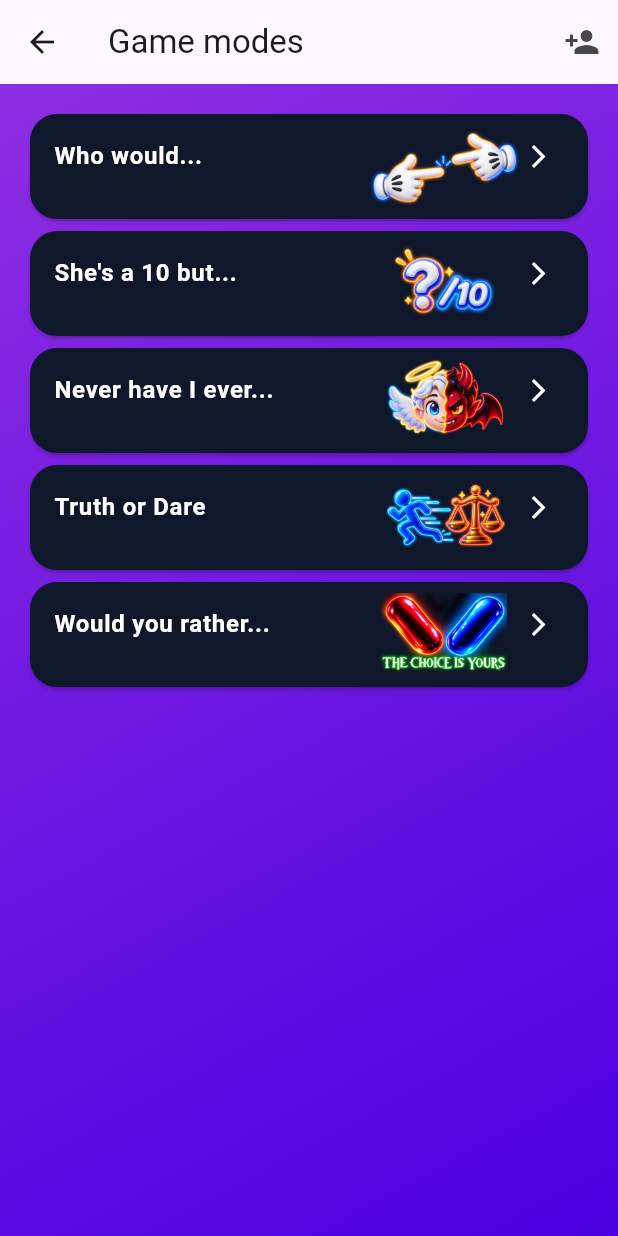
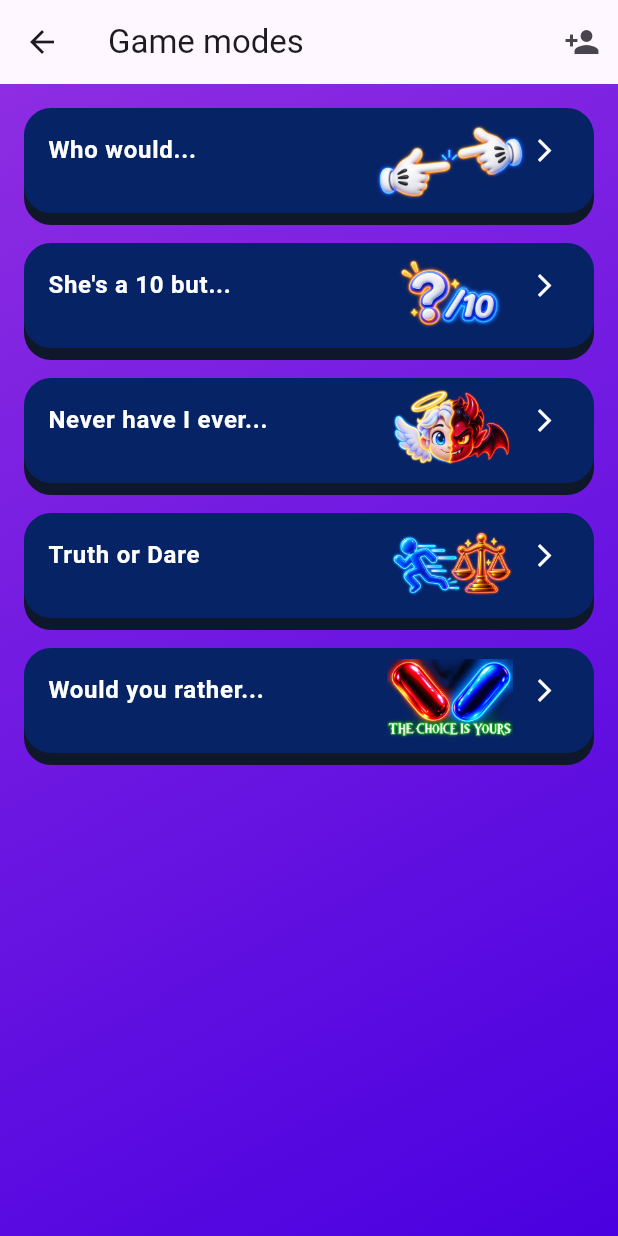
Before and after one commit to Walie-Matthieu/West-Fun, a Flutter app: the ModeSelectionScreen screen opened directly with empty values, on a phone screen of 412 x 824 dp. Run offline on Flutter 3.47's test engine with Material 3 defaults, Android fonts, the phone set to English and light mode, and no system bars; our stand-ins replace image_picker.

Commit message:
Button effect on Game modes

```diff
--- a/lib/screens/mode_selection_screen.dart
+++ b/lib/screens/mode_selection_screen.dart
@@ -1,12 +1,12 @@
 import 'dart:typed_data';
 
 import 'package:flutter/material.dart';
-import 'package:west_fun/widgets/west_buttons.dart';
 import 'package:west_fun/l10n/app_text.dart';
 import 'package:west_fun/models/game_models.dart';
 import 'package:west_fun/screens/gameplay_screen.dart';
 import 'package:west_fun/widgets/app_gradient_background.dart';
 import 'package:west_fun/widgets/player_roster_editor.dart';
+import 'package:west_fun/widgets/west_buttons.dart';
 
 class ModeSelectionScreen extends StatefulWidget {
   const ModeSelectionScreen({
@@ -25,6 +25,9 @@ class ModeSelectionScreen extends StatefulWidget {
 }
 
 class _ModeSelectionScreenState extends State<ModeSelectionScreen> {
+  static const Color _modePlatformColor = Color(0xFF0F172A); // Couleur de fond du "platform" du bouton de sélection de mode
+  static const Color _modeButtonColor = Color.fromARGB(255, 6, 35, 102); // Couleur de fond du bouton de sélection de mode
+
   late final PlayerRosterController _roster;
 
   @override
@@ -36,12 +39,13 @@ class _ModeSelectionScreenState extends State<ModeSelectionScreen> {
       onChanged: () => setState(() {}),
     );
   }
+
   Widget _buildModeTrailingIcon(GameMode mode) {
     if (mode == GameMode.whoWould) {
       return Image.asset(
         'assets/images/main_mickey.png',
-        width: 100,   // Largeur image qui pourrait
-        height: 100, // hauteur image qui pourrait
+        width: 100,
+        height: 100,
         fit: BoxFit.contain,
       );
     }
@@ -49,8 +53,8 @@ class _ModeSelectionScreenState extends State<ModeSelectionScreen> {
     if (mode == GameMode.shesA10But) {
       return Image.asset(
         'assets/images/shes_a_ten.png',
-        width: 100,   // Largeur image c'est une 10 mais
-        height: 100, // Hauteur image c'est une 10 mais
+        width: 100,
+        height: 100,
         fit: BoxFit.contain,
       );
     }
@@ -58,8 +62,8 @@ class _ModeSelectionScreenState extends State<ModeSelectionScreen> {
     if (mode == GameMode.neverHaveIEver) {
       return Image.asset(
         'assets/images/never_I_have_ever.png',
-        width: 100,   // Largeur image je n'ai jamais
-        height: 100, // Hauteur image je n'ai jamais
+        width: 100,
+        height: 100,
         fit: BoxFit.contain,
       );
     }
@@ -67,8 +71,8 @@ class _ModeSelectionScreenState extends State<ModeSelectionScreen> {
     if (mode == GameMode.truthOrDare) {
       return Image.asset(
         'assets/images/truth_or_dare.png',
-        width: 100,   // Largeur image Action/Vérité
-        height: 100, // Hauteur image Action/Vérité
+        width: 100,
+        height: 100,
         fit: BoxFit.contain,
       );
     }
@@ -76,8 +80,8 @@ class _ModeSelectionScreenState extends State<ModeSelectionScreen> {
     if (mode == GameMode.wouldYouRather) {
       return Image.asset(
         'assets/images/would_you_rather.png',
-        width: 100,   // Largeur image Matrix
-        height: 100, // Hauteur image Matrix
+        width: 100,
+        height: 100,
         fit: BoxFit.contain,
       );
     }
@@ -105,13 +109,25 @@ class _ModeSelectionScreenState extends State<ModeSelectionScreen> {
           padding: const EdgeInsets.all(16),
           children: [
             for (final mode in GameMode.values)
-              Card(
-                color: const Color(0xFF0F172A),
-                shape: RoundedRectangleBorder(
-                  borderRadius: BorderRadius.circular(18),
+              Padding(
+                padding: const EdgeInsets.only(bottom: 12),
+                child: _ModePhysicalCard(
+                  platformColor: _modePlatformColor,
+                  buttonColor: _modeButtonColor,
+                  onPressed: () {
+                    Navigator.of(context).push(
+                      MaterialPageRoute(
+                        builder: (_) => GameplayScreen(
+                          playerNames: _roster.names,
+                          playerAvatars: _roster.avatars,
+                          mode: mode,
+                          theme: widget.theme,
                         ),
+                      ),
+                    );
+                  },
                   child: SizedBox(
-                  height: 70, // changer la taille de la carte pour s'adapter à l'image
+                    height: 70,
                     child: ListTile(
                       title: Text(
                         mode.label,
@@ -124,27 +140,18 @@ class _ModeSelectionScreenState extends State<ModeSelectionScreen> {
                         mainAxisSize: MainAxisSize.min,
                         children: [
                           Transform.translate(
-                        offset: const Offset(0, 7), // Ajuster la position verticale de l'image
+                            offset: const Offset(0, 7),
                             child: _buildModeTrailingIcon(mode),
                           ),
                           const SizedBox(width: 4),
-                      const Icon(Icons.arrow_forward_ios, color: Colors.white, size: 18),
+                          const Icon(
+                            Icons.arrow_forward_ios,
+                            color: Colors.white,
+                            size: 18,
+                          ),
                         ],
                       ),
-                  textColor: Colors.white,
-                  iconColor: Colors.white,
-                  onTap: () {
-                    Navigator.of(context).push(
-                      MaterialPageRoute(
-                        builder: (_) => GameplayScreen(
-                          playerNames: _roster.names,
-                          playerAvatars: _roster.avatars,
-                          mode: mode,
-                          theme: widget.theme,
                     ),
-                      ),
-                    );
-                    },
                   ),
                 ),
               ),
@@ -154,3 +161,89 @@ class _ModeSelectionScreenState extends State<ModeSelectionScreen> {
     );
   }
 }
+
+class _ModePhysicalCard extends StatefulWidget {
+  const _ModePhysicalCard({
+    required this.onPressed,
+    required this.child,
+    required this.platformColor,
+    required this.buttonColor,
+  });
+
+  final VoidCallback onPressed;
+  final Widget child;
+  final Color platformColor;
+  final Color buttonColor;
+
+  @override
+  State<_ModePhysicalCard> createState() => _ModePhysicalCardState();
+}
+
+class _ModePhysicalCardState extends State<_ModePhysicalCard> {
+  bool _pressed = false;
+
+  void _setPressed(bool value) {
+    if (_pressed != value) {
+      setState(() {
+        _pressed = value;
+      });
+    }
+  }
+
+  @override
+  Widget build(BuildContext context) {
+    final duration = Duration(milliseconds: _pressed ? 100 : 150);
+
+    return Listener(
+      onPointerDown: (_) => _setPressed(true),
+      onPointerUp: (_) => _setPressed(false),
+      onPointerCancel: (_) => _setPressed(false),
+      child: TweenAnimationBuilder<double>(
+        tween: Tween<double>(end: _pressed ? 1 : 0),
+        duration: duration,
+        curve: Curves.easeOut,
+        builder: (context, t, _) {
+          final dy = 8 * t; // Cran de descente du bouton lorsqu'il est pressé
+
+          return SizedBox(
+            height: 78,
+            child: Stack(
+              children: [
+                Positioned(
+                  left: 0,
+                  right: 0,
+                  bottom: 0,
+                  height: 64,
+                  child: DecoratedBox(
+                    decoration: BoxDecoration(
+                      color: widget.platformColor,
+                      borderRadius: BorderRadius.circular(18),
+                    ),
+                  ),
+                ),
+                Positioned(
+                  left: 0,
+                  right: 0,
+                  top: 0,
+                  height: 70,
+                  child: Transform.translate(
+                    offset: Offset(0, dy),
+                    child: Material(
+                      color: widget.buttonColor,
+                      borderRadius: BorderRadius.circular(18),
+                      child: InkWell(
+                        borderRadius: BorderRadius.circular(18),
+                        onTap: widget.onPressed,
+                        child: widget.child,
+                      ),
+                    ),
+                  ),
+                ),
+              ],
+            ),
+          );
+        },
+      ),
+    );
+  }
+}
--- a/lib/widgets/west_buttons.dart
+++ b/lib/widgets/west_buttons.dart
@@ -73,9 +73,9 @@ class _PressedEffectWrapperState extends State<_PressedEffectWrapper> {
         curve: Curves.easeOut,
         child: widget.child,
         builder: (context, t, child) {
-          final scale = 1 - (0.03 * t);
-          final dy = 2 * t;
-          final darkenFactor = 1 - (0.10 * t);
+          final scale = 1 - (0.04 * t);
+          final dy = 3 * t;
+          final darkenFactor = 1 - (0.12 * t);
 
           return DecoratedBox(
             decoration: BoxDecoration(
```
Lines whose indentation alone changed are shown as unchanged.
